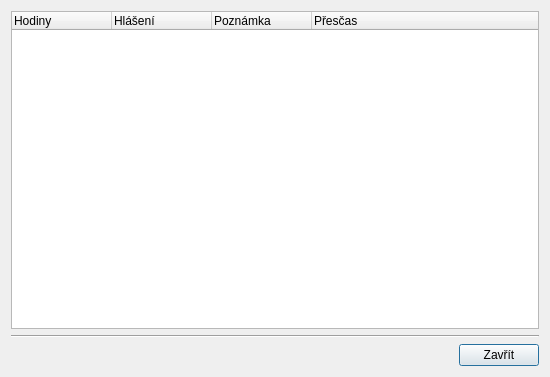
Qt form dialogprehled.ui (kubanecxxx/dochazka) before a commit.
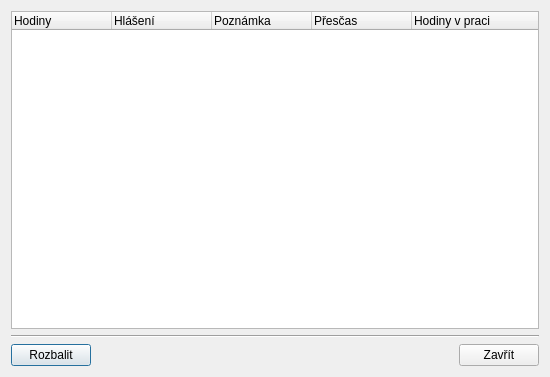
The same form after that commit.

Diff of the .ui file:
```diff
--- a/dialogprehled.ui
+++ b/dialogprehled.ui
@@ -16,6 +16,9 @@
   <layout class="QVBoxLayout" name="verticalLayout">
    <item>
     <widget class="QTreeWidget" name="treeWidget">
+     <property name="alternatingRowColors">
+      <bool>true</bool>
+     </property>
      <column>
       <property name="text">
        <string>Hodiny</string>
@@ -36,6 +39,11 @@
        <string>Přesčas</string>
       </property>
      </column>
+     <column>
+      <property name="text">
+       <string>Hodiny v praci</string>
+      </property>
+     </column>
     </widget>
    </item>
    <item>
@@ -47,6 +55,13 @@
    </item>
    <item>
     <layout class="QHBoxLayout" name="horizontalLayout">
+     <item>
+      <widget class="QPushButton" name="butRol">
+       <property name="text">
+        <string>Rozbalit</string>
+       </property>
+      </widget>
+     </item>
      <item>
       <spacer name="horizontalSpacer">
        <property name="orientation">
```
